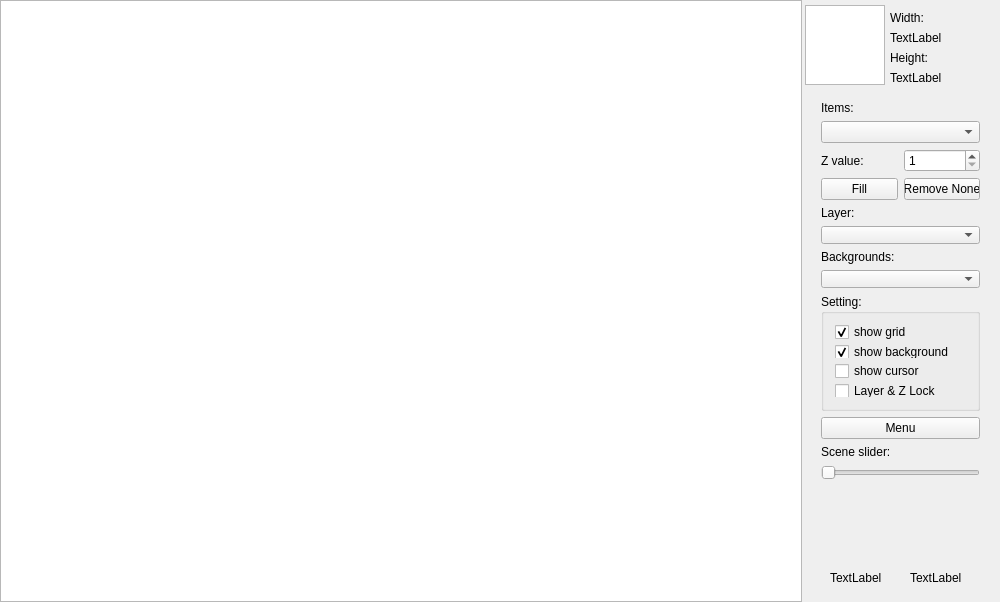
Vazzi/Stalker-Editor, file mainwindow.ui: the form before one commit.
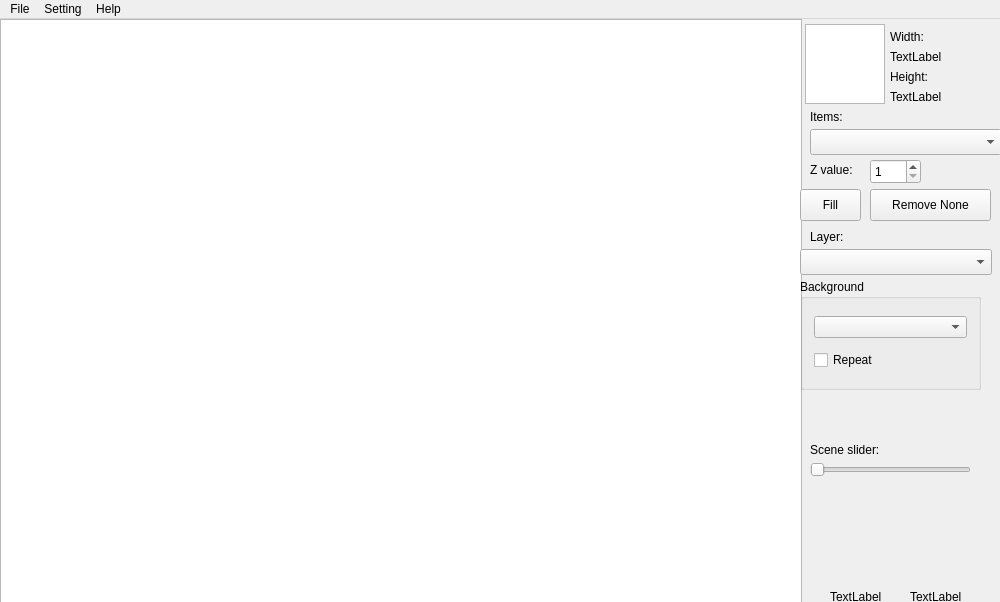
The form after the commit.

The edit to the form file:
```diff
--- a/mainwindow.ui
+++ b/mainwindow.ui
@@ -166,171 +166,6 @@
      <string>TextLabel</string>
     </property>
    </widget>
-   <widget class="QWidget" name="layoutWidget">
-    <property name="geometry">
-     <rect>
-      <x>810</x>
-      <y>90</y>
-      <width>181</width>
-      <height>401</height>
-     </rect>
-    </property>
-    <layout class="QVBoxLayout" name="verticalLayout_6">
-     <item>
-      <layout class="QVBoxLayout" name="verticalLayout_4">
-       <item>
-        <layout class="QVBoxLayout" name="verticalLayout">
-         <item>
-          <widget class="QLabel" name="label">
-           <property name="text">
-            <string>Items:</string>
-           </property>
-          </widget>
-         </item>
-         <item>
-          <widget class="QComboBox" name="comboBox"/>
-         </item>
-         <item>
-          <layout class="QHBoxLayout" name="horizontalLayout_2">
-           <item>
-            <widget class="QLabel" name="label_6">
-             <property name="text">
-              <string>Z value:</string>
-             </property>
-            </widget>
-           </item>
-           <item>
-            <widget class="QSpinBox" name="spinBox">
-             <property name="minimum">
-              <number>1</number>
-             </property>
-             <property name="maximum">
-              <number>10</number>
-             </property>
-            </widget>
-           </item>
-          </layout>
-         </item>
-        </layout>
-       </item>
-       <item>
-        <layout class="QHBoxLayout" name="horizontalLayout">
-         <item>
-          <widget class="QPushButton" name="pushButtonFill">
-           <property name="text">
-            <string>Fill</string>
-           </property>
-          </widget>
-         </item>
-         <item>
-          <widget class="QPushButton" name="pushButtonRemoveNone">
-           <property name="text">
-            <string>Remove None</string>
-           </property>
-          </widget>
-         </item>
-        </layout>
-       </item>
-       <item>
-        <layout class="QVBoxLayout" name="verticalLayout_3">
-         <item>
-          <widget class="QLabel" name="label_7">
-           <property name="text">
-            <string>Layer:</string>
-           </property>
-          </widget>
-         </item>
-         <item>
-          <widget class="QComboBox" name="comboBoxLayer"/>
-         </item>
-         <item>
-          <widget class="QLabel" name="label_2">
-           <property name="text">
-            <string>Backgrounds:</string>
-           </property>
-          </widget>
-         </item>
-         <item>
-          <widget class="QComboBox" name="comboBox_2"/>
-         </item>
-        </layout>
-       </item>
-      </layout>
-     </item>
-     <item>
-      <layout class="QVBoxLayout" name="verticalLayout_5">
-       <item>
-        <widget class="QGroupBox" name="groupBox">
-         <property name="title">
-          <string>Setting:</string>
-         </property>
-         <layout class="QVBoxLayout" name="verticalLayout_2">
-          <item>
-           <widget class="QCheckBox" name="GridOnOff">
-            <property name="text">
-             <string>show grid</string>
-            </property>
-            <property name="checked">
-             <bool>true</bool>
-            </property>
-           </widget>
-          </item>
-          <item>
-           <widget class="QCheckBox" name="backgroundOnOff">
-            <property name="text">
-             <string>show background</string>
-            </property>
-            <property name="checked">
-             <bool>true</bool>
-            </property>
-           </widget>
-          </item>
-          <item>
-           <widget class="QCheckBox" name="cursorOnOff">
-            <property name="text">
-             <string>show cursor</string>
-            </property>
-           </widget>
-          </item>
-          <item>
-           <widget class="QCheckBox" name="checkBoxLayerZLock">
-            <property name="text">
-             <string>Layer &amp;&amp; Z Lock</string>
-            </property>
-           </widget>
-          </item>
-         </layout>
-        </widget>
-       </item>
-       <item>
-        <widget class="QPushButton" name="pushButton">
-         <property name="text">
-          <string>Menu</string>
-         </property>
-        </widget>
-       </item>
-       <item>
-        <layout class="QVBoxLayout" name="verticalLayout_7">
-         <item>
-          <widget class="QLabel" name="label_4">
-           <property name="text">
-            <string>Scene slider:</string>
-           </property>
-          </widget>
-         </item>
-         <item>
-          <widget class="QSlider" name="horizontalSlider">
-           <property name="orientation">
-            <enum>Qt::Horizontal</enum>
-           </property>
-          </widget>
-         </item>
-        </layout>
-       </item>
-      </layout>
-     </item>
-    </layout>
-   </widget>
    <widget class="QLabel" name="xlabel">
     <property name="geometry">
      <rect>
@@ -357,7 +192,253 @@
      <string>TextLabel</string>
     </property>
    </widget>
+   <widget class="QLabel" name="label">
+    <property name="geometry">
+     <rect>
+      <x>810</x>
+      <y>90</y>
+      <width>186</width>
+      <height>16</height>
+     </rect>
+    </property>
+    <property name="text">
+     <string>Items:</string>
+    </property>
+   </widget>
+   <widget class="QComboBox" name="comboBox">
+    <property name="geometry">
+     <rect>
+      <x>810</x>
+      <y>110</y>
+      <width>192</width>
+      <height>26</height>
+     </rect>
+    </property>
+   </widget>
+   <widget class="QLabel" name="label_6">
+    <property name="geometry">
+     <rect>
+      <x>810</x>
+      <y>140</y>
+      <width>90</width>
+      <height>21</height>
+     </rect>
+    </property>
+    <property name="text">
+     <string>Z value:</string>
+    </property>
+   </widget>
+   <widget class="QSpinBox" name="spinBox">
+    <property name="geometry">
+     <rect>
+      <x>870</x>
+      <y>140</y>
+      <width>51</width>
+      <height>25</height>
+     </rect>
+    </property>
+    <property name="minimum">
+     <number>1</number>
+    </property>
+    <property name="maximum">
+     <number>10</number>
+    </property>
+   </widget>
+   <widget class="QPushButton" name="pushButtonFill">
+    <property name="geometry">
+     <rect>
+      <x>800</x>
+      <y>170</y>
+      <width>61</width>
+      <height>32</height>
+     </rect>
+    </property>
+    <property name="text">
+     <string>Fill</string>
+    </property>
+   </widget>
+   <widget class="QPushButton" name="pushButtonRemoveNone">
+    <property name="geometry">
+     <rect>
+      <x>870</x>
+      <y>170</y>
+      <width>121</width>
+      <height>32</height>
+     </rect>
+    </property>
+    <property name="text">
+     <string>Remove None</string>
+    </property>
+   </widget>
+   <widget class="QLabel" name="label_7">
+    <property name="geometry">
+     <rect>
+      <x>810</x>
+      <y>210</y>
+      <width>186</width>
+      <height>16</height>
+     </rect>
+    </property>
+    <property name="text">
+     <string>Layer:</string>
+    </property>
+   </widget>
+   <widget class="QComboBox" name="comboBoxLayer">
+    <property name="geometry">
+     <rect>
+      <x>800</x>
+      <y>230</y>
+      <width>192</width>
+      <height>26</height>
+     </rect>
+    </property>
+   </widget>
+   <widget class="QLabel" name="label_4">
+    <property name="geometry">
+     <rect>
+      <x>810</x>
+      <y>420</y>
+      <width>185</width>
+      <height>21</height>
+     </rect>
+    </property>
+    <property name="text">
+     <string>Scene slider:</string>
+    </property>
+   </widget>
+   <widget class="QSlider" name="horizontalSlider">
+    <property name="geometry">
+     <rect>
+      <x>810</x>
+      <y>440</y>
+      <width>161</width>
+      <height>22</height>
+     </rect>
+    </property>
+    <property name="orientation">
+     <enum>Qt::Horizontal</enum>
+    </property>
+   </widget>
+   <widget class="QGroupBox" name="groupBoxBackground">
+    <property name="geometry">
+     <rect>
+      <x>800</x>
+      <y>260</y>
+      <width>181</width>
+      <height>111</height>
+     </rect>
+    </property>
+    <property name="title">
+     <string>Background</string>
+    </property>
+    <layout class="QVBoxLayout" name="verticalLayout">
+     <item>
+      <widget class="QComboBox" name="comboBox_2"/>
+     </item>
+     <item>
+      <widget class="QCheckBox" name="checkBoxBackgRepeat">
+       <property name="text">
+        <string>Repeat </string>
+       </property>
+      </widget>
+     </item>
+    </layout>
+   </widget>
   </widget>
+  <widget class="QMenuBar" name="menuBar">
+   <property name="geometry">
+    <rect>
+     <x>0</x>
+     <y>0</y>
+     <width>1000</width>
+     <height>22</height>
+    </rect>
+   </property>
+   <widget class="QMenu" name="menuFile">
+    <property name="title">
+     <string>File</string>
+    </property>
+    <addaction name="actionNew"/>
+    <addaction name="actionSave"/>
+    <addaction name="actionSave_as"/>
+    <addaction name="actionQuit"/>
+   </widget>
+   <widget class="QMenu" name="menuSetting">
+    <property name="title">
+     <string>Setting</string>
+    </property>
+    <addaction name="actionShow_Grid"/>
+    <addaction name="actionShow_Background"/>
+    <addaction name="actionShow_Cursor"/>
+    <addaction name="actionLayer_zValue_Lock"/>
+   </widget>
+   <widget class="QMenu" name="menuHelp">
+    <property name="title">
+     <string>Help</string>
+    </property>
+   </widget>
+   <addaction name="menuFile"/>
+   <addaction name="menuSetting"/>
+   <addaction name="menuHelp"/>
+  </widget>
+  <action name="actionNew">
+   <property name="text">
+    <string>New</string>
+   </property>
+  </action>
+  <action name="actionSave">
+   <property name="text">
+    <string>Save</string>
+   </property>
+  </action>
+  <action name="actionSave_as">
+   <property name="text">
+    <string>Save as</string>
+   </property>
+  </action>
+  <action name="actionQuit">
+   <property name="text">
+    <string>Quit</string>
+   </property>
+  </action>
+  <action name="actionShow_Grid">
+   <property name="checkable">
+    <bool>true</bool>
+   </property>
+   <property name="checked">
+    <bool>true</bool>
+   </property>
+   <property name="text">
+    <string>Show Grid</string>
+   </property>
+  </action>
+  <action name="actionShow_Background">
+   <property name="checkable">
+    <bool>true</bool>
+   </property>
+   <property name="checked">
+    <bool>true</bool>
+   </property>
+   <property name="text">
+    <string>Show Background</string>
+   </property>
+  </action>
+  <action name="actionShow_Cursor">
+   <property name="checkable">
+    <bool>true</bool>
+   </property>
+   <property name="text">
+    <string>Show Cursor</string>
+   </property>
+  </action>
+  <action name="actionLayer_zValue_Lock">
+   <property name="checkable">
+    <bool>true</bool>
+   </property>
+   <property name="text">
+    <string>Layer &amp;&amp; zValue Lock</string>
+   </property>
+  </action>
  </widget>
  <layoutdefault spacing="6" margin="11"/>
  <resources/>
```
